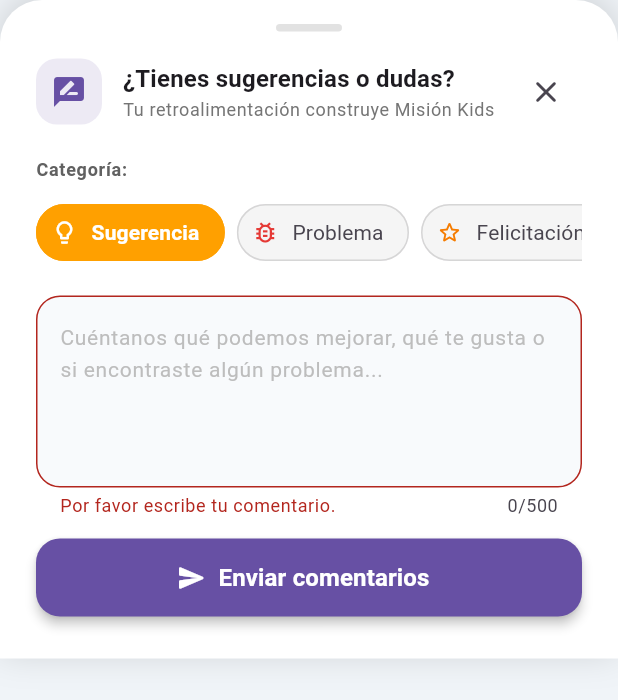
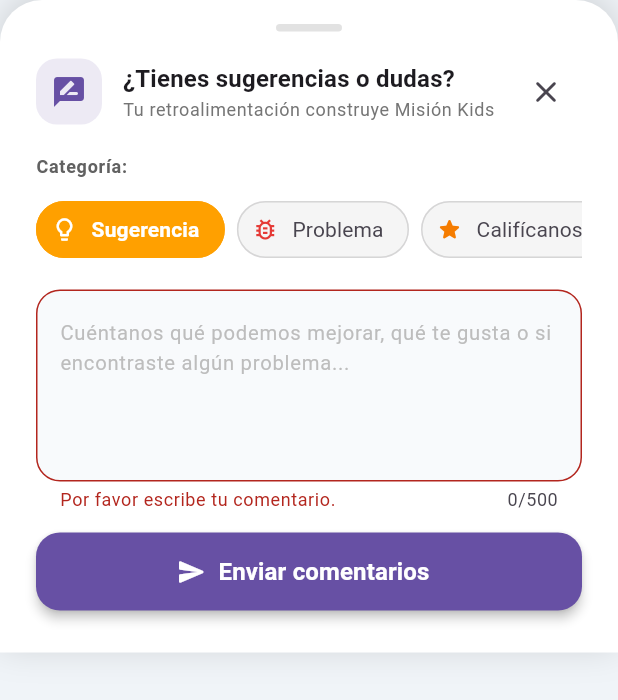
Before and after one commit to a8abhinav02-lgtm/MisionKids, a Flutter app: the FeedbackBottomSheet widget shown alone on an empty page, opened directly, after a tap on "Enviar comentarios", on a phone screen of 412 x 824 dp. Shown: the top 700 px of the screen. Run offline on Flutter 3.47's test engine with Material 3 defaults, Android fonts, the phone set to English and light mode, and no system bars; our stand-ins replace animate_do, audioplayers, cloud_firestore, confetti, firebase_auth, firebase_core and 6 more; accounts and stored records are empty.

Commit message:
feat(feedback): replace congratulations with 1-5 star interactive rating and dynamic feedback

```diff
--- a/lib/services/feedback_service.dart
+++ b/lib/services/feedback_service.dart
@@ -30,6 +30,7 @@ class FeedbackService {
   Future<void> submitFeedback({
     required String message,
     String category = 'Sugerencia',
+    int? rating,
     String? userEmail,
     String? perfilNombre,
     String? perfilRol,
@@ -37,9 +38,10 @@ class FeedbackService {
   }) async {
     final user = _auth.currentUser;
 
-    final feedbackData = {
+    final feedbackData = <String, dynamic>{
       'message': message.trim(),
       'category': category,
+      if (rating != null) 'rating': rating,
       'platform': _currentPlatform,
       'appVersion': '1.0.0+1',
       'timestamp': FieldValue.serverTimestamp(),
--- a/lib/ui/widgets/feedback_bottom_sheet.dart
+++ b/lib/ui/widgets/feedback_bottom_sheet.dart
@@ -27,6 +27,7 @@ class _FeedbackBottomSheetState extends State<FeedbackBottomSheet> {
   final FeedbackService _feedbackService = FeedbackService();
 
   String _selectedCategory = 'Sugerencia';
+  int _rating = 5;
   bool _isSubmitting = false;
   String? _errorMessage;
 
@@ -42,8 +43,8 @@ class _FeedbackBottomSheetState extends State<FeedbackBottomSheet> {
       'color': Colors.red.shade600,
     },
     {
-      'label': 'Felicitación',
-      'icon': Icons.star_border_rounded,
+      'label': 'Califícanos',
+      'icon': Icons.star_rounded,
       'color': Colors.orange.shade700,
     },
     {
@@ -53,6 +54,31 @@ class _FeedbackBottomSheetState extends State<FeedbackBottomSheet> {
     },
   ];
 
+  static const Map<int, String> _ratingLabels = {
+    1: 'Muy insatisfecho 😞',
+    2: 'Poco satisfecho 😐',
+    3: 'Aceptable 🙂',
+    4: '¡Muy bueno! 😊',
+    5: '¡Excelente experiencia! 🌟',
+  };
+
+  String get _hintText {
+    if (_selectedCategory == 'Califícanos') {
+      switch (_rating) {
+        case 1:
+        case 2:
+          return '¿Qué podemos mejorar para que tu experiencia sea de 5 estrellas? (Opcional)';
+        case 3:
+          return '¿Qué te gustaría ver en las próximas versiones de Misión Kids? (Opcional)';
+        case 4:
+        case 5:
+        default:
+          return '¡Nos alegra mucho! Cuéntanos qué es lo que más te gusta de la app... (Opcional)';
+      }
+    }
+    return 'Cuéntanos qué podemos mejorar, qué te gusta o si encontraste algún problema...';
+  }
+
   @override
   void dispose() {
     _controller.dispose();
@@ -61,6 +87,9 @@ class _FeedbackBottomSheetState extends State<FeedbackBottomSheet> {
 
   Future<void> _enviarFeedback() async {
     final text = _controller.text.trim();
+    final bool esCalificacion = _selectedCategory == 'Califícanos';
+
+    if (!esCalificacion) {
       if (text.isEmpty) {
         setState(() => _errorMessage = 'Por favor escribe tu comentario.');
         return;
@@ -69,6 +98,7 @@ class _FeedbackBottomSheetState extends State<FeedbackBottomSheet> {
       if (text.length < 5) {
         setState(() => _errorMessage = 'El mensaje es demasiado corto (mín. 5 caracteres).');
         return;
+      }
     }
 
     setState(() {
@@ -81,9 +111,14 @@ class _FeedbackBottomSheetState extends State<FeedbackBottomSheet> {
       final perfilesProv = Provider.of<PerfilesProvider>(context, listen: false);
       final perfil = perfilesProv.perfilActivo;
 
+      final mensajeFinal = text.isNotEmpty
+          ? text
+          : (esCalificacion ? 'Calificación: $_rating estrellas' : '');
+
       await _feedbackService.submitFeedback(
-        message: text,
+        message: mensajeFinal,
         category: _selectedCategory,
+        rating: esCalificacion ? _rating : null,
         userEmail: authProv.usuario?.email,
         perfilNombre: perfil?.nombre,
         familiaId: authProv.familiaId,
@@ -127,6 +162,7 @@ class _FeedbackBottomSheetState extends State<FeedbackBottomSheet> {
     final theme = Theme.of(context);
     final isDark = theme.brightness == Brightness.dark;
     final primaryColor = theme.primaryColor;
+    final bool esCalificacion = _selectedCategory == 'Califícanos';
 
     return Padding(
       padding: EdgeInsets.only(
@@ -174,8 +210,8 @@ class _FeedbackBottomSheetState extends State<FeedbackBottomSheet> {
                       borderRadius: BorderRadius.circular(14),
                     ),
                     child: Icon(
-                      Icons.rate_review_rounded,
-                      color: primaryColor,
+                      esCalificacion ? Icons.star_rounded : Icons.rate_review_rounded,
+                      color: esCalificacion ? Colors.amber.shade700 : primaryColor,
                       size: 24,
                     ),
                   ),
@@ -185,13 +221,15 @@ class _FeedbackBottomSheetState extends State<FeedbackBottomSheet> {
                       crossAxisAlignment: CrossAxisAlignment.start,
                       children: [
                         Text(
-                          '¿Tienes sugerencias o dudas?',
+                          esCalificacion ? '¿Cómo calificarías Misión Kids?' : '¿Tienes sugerencias o dudas?',
                           style: theme.textTheme.titleMedium?.copyWith(
                             fontWeight: FontWeight.bold,
                           ),
                         ),
                         Text(
-                          'Tu retroalimentación construye Misión Kids',
+                          esCalificacion
+                              ? 'Toca las estrellas para calificar tu experiencia'
+                              : 'Tu retroalimentación construye Misión Kids',
                           style: theme.textTheme.bodySmall?.copyWith(
                             color: isDark ? Colors.grey[400] : Colors.grey[600],
                           ),
@@ -206,7 +244,7 @@ class _FeedbackBottomSheetState extends State<FeedbackBottomSheet> {
                   ),
                 ],
               ),
-              const SizedBox(height: 20),
+              const SizedBox(height: 18),
 
               // Categorías
               Text(
@@ -255,26 +293,89 @@ class _FeedbackBottomSheetState extends State<FeedbackBottomSheet> {
                         onSelected: _isSubmitting
                             ? null
                             : (val) {
-                                if (val) setState(() => _selectedCategory = cat['label']);
+                                if (val) {
+                                  setState(() {
+                                    _selectedCategory = cat['label'];
+                                    _errorMessage = null;
+                                  });
+                                }
                               },
                       ),
                     );
                   }).toList(),
                 ),
               ),
-              const SizedBox(height: 18),
+              const SizedBox(height: 16),
+
+              // Selector interactivo de estrellas cuando la categoría es Califícanos
+              if (esCalificacion) ...[
+                FadeIn(
+                  duration: const Duration(milliseconds: 200),
+                  child: Container(
+                    padding: const EdgeInsets.symmetric(vertical: 14, horizontal: 16),
+                    decoration: BoxDecoration(
+                      color: isDark
+                          ? Colors.amber.withValues(alpha: 0.08)
+                          : Colors.amber.shade50.withValues(alpha: 0.7),
+                      borderRadius: BorderRadius.circular(18),
+                      border: Border.all(
+                        color: Colors.amber.withValues(alpha: 0.3),
+                      ),
+                    ),
+                    child: Column(
+                      children: [
+                        Row(
+                          mainAxisAlignment: MainAxisAlignment.center,
+                          children: List.generate(5, (index) {
+                            final starNumber = index + 1;
+                            final isFilled = starNumber <= _rating;
+
+                            return IconButton(
+                              iconSize: 38,
+                              splashRadius: 26,
+                              padding: const EdgeInsets.symmetric(horizontal: 4),
+                              onPressed: _isSubmitting
+                                  ? null
+                                  : () => setState(() => _rating = starNumber),
+                              icon: Icon(
+                                isFilled ? Icons.star_rounded : Icons.star_outline_rounded,
+                                color: isFilled ? Colors.amber.shade600 : Colors.grey.shade400,
+                              ),
+                              tooltip: '$starNumber estrellas',
+                            );
+                          }),
+                        ),
+                        const SizedBox(height: 4),
+                        AnimatedSwitcher(
+                          duration: const Duration(milliseconds: 200),
+                          child: Text(
+                            _ratingLabels[_rating] ?? '',
+                            key: ValueKey<int>(_rating),
+                            style: TextStyle(
+                              fontSize: 14,
+                              fontWeight: FontWeight.bold,
+                              color: isDark ? Colors.amber.shade300 : Colors.amber.shade900,
+                            ),
+                          ),
+                        ),
+                      ],
+                    ),
+                  ),
+                ),
+                const SizedBox(height: 16),
+              ],
 
               // Campo de texto
               TextField(
                 controller: _controller,
                 enabled: !_isSubmitting,
-                maxLines: 4,
+                maxLines: esCalificacion ? 3 : 4,
                 maxLength: 500,
                 textCapitalization: TextCapitalization.sentences,
                 decoration: InputDecoration(
-                  hintText: 'Cuéntanos qué podemos mejorar, qué te gusta o si encontraste algún problema...',
+                  hintText: _hintText,
                   hintStyle: TextStyle(
-                    fontSize: 14,
+                    fontSize: 13.5,
                     color: isDark ? Colors.grey[500] : Colors.grey[400],
                   ),
                   filled: true,
@@ -293,7 +394,10 @@ class _FeedbackBottomSheetState extends State<FeedbackBottomSheet> {
                   ),
                   focusedBorder: OutlineInputBorder(
                     borderRadius: BorderRadius.circular(16),
-                    borderSide: BorderSide(color: primaryColor, width: 2),
+                    borderSide: BorderSide(
+                      color: esCalificacion ? Colors.amber.shade700 : primaryColor,
+                      width: 2,
+                    ),
                   ),
                   errorText: _errorMessage,
                 ),
@@ -315,13 +419,18 @@ class _FeedbackBottomSheetState extends State<FeedbackBottomSheet> {
                             color: Colors.white,
                           ),
                         )
-                      : const Icon(Icons.send_rounded, size: 20),
+                      : Icon(
+                          esCalificacion ? Icons.send_rounded : Icons.send_rounded,
+                          size: 20,
+                        ),
                   label: Text(
-                    _isSubmitting ? 'Enviando comentarios...' : 'Enviar comentarios',
+                    _isSubmitting
+                        ? 'Enviando...'
+                        : (esCalificacion ? 'Enviar calificación' : 'Enviar comentarios'),
                     style: const TextStyle(fontSize: 16, fontWeight: FontWeight.bold),
                   ),
                   style: ElevatedButton.styleFrom(
-                    backgroundColor: primaryColor,
+                    backgroundColor: esCalificacion ? Colors.amber.shade700 : primaryColor,
                     foregroundColor: Colors.white,
                     shape: RoundedRectangleBorder(
                       borderRadius: BorderRadius.circular(16),
```
Also changed, not shown: 1 other file. Lines whose indentation alone changed are shown as unchanged.
